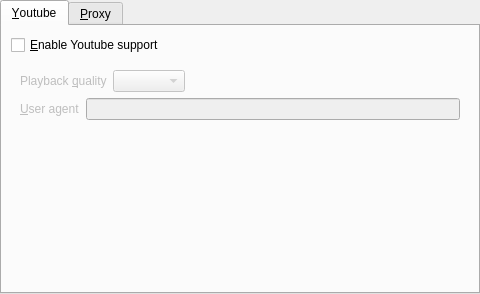
Before: the Qt Designer form src/prefnetwork.ui in wilbert2000/wzplayer, drawn with Qt 5.
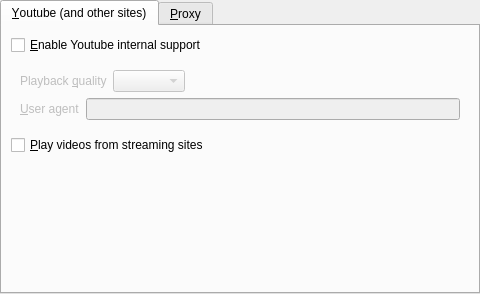
After: the same form once the commit is applied.

Commit message: Add an option to enable streaming sites (just pass --ytdl to mpv)

Diff of the .ui file:
```diff
--- a/src/prefnetwork.ui
+++ b/src/prefnetwork.ui
@@ -21,13 +21,13 @@
      </property>
      <widget class="QWidget" name="youtube_page">
       <attribute name="title">
-       <string>&amp;Youtube</string>
+       <string>&amp;Youtube (and other sites)</string>
       </attribute>
       <layout class="QVBoxLayout" name="verticalLayout_3">
        <item>
         <widget class="QCheckBox" name="yt_support_check">
          <property name="text">
-          <string>&amp;Enable Youtube support</string>
+          <string>&amp;Enable Youtube internal support</string>
          </property>
         </widget>
        </item>
@@ -87,6 +87,13 @@
          </layout>
         </widget>
        </item>
+       <item>
+        <widget class="QCheckBox" name="streaming_check">
+         <property name="text">
+          <string>&amp;Play videos from streaming sites</string>
+         </property>
+        </widget>
+       </item>
        <item>
         <spacer name="verticalSpacer_2">
          <property name="orientation">
```
Left out of the diff: 1 changed line with no effect on the pictures. The commit also changes 6 other files.
